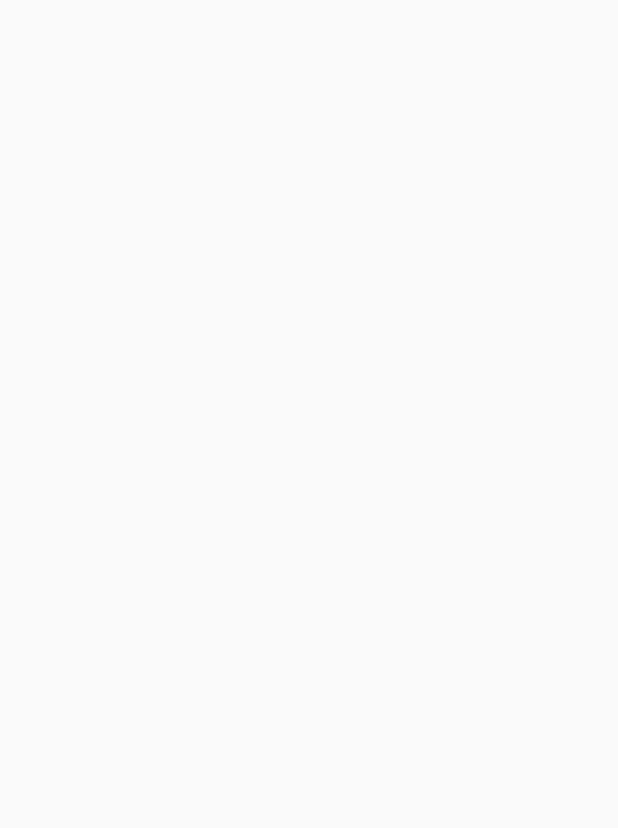
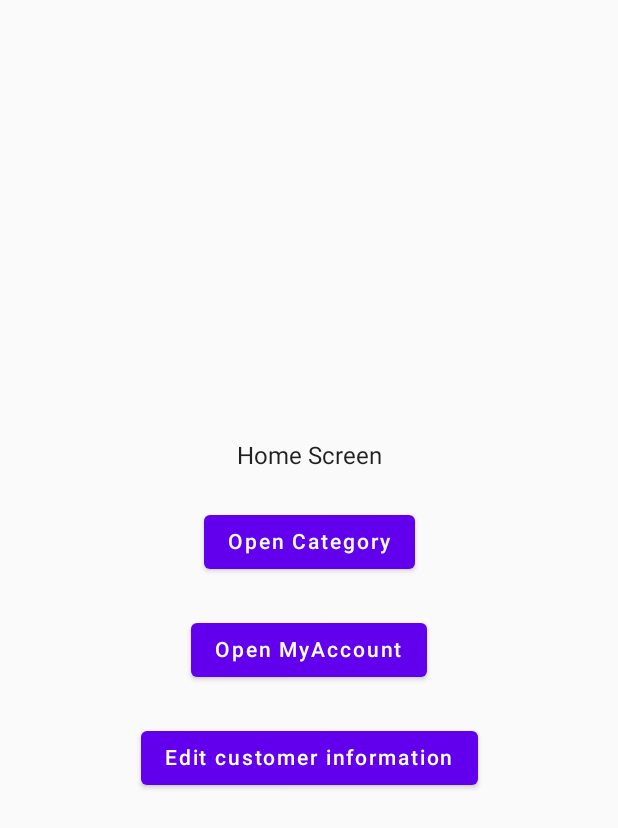
Before and after one commit to frank-nhatvm/jetpack-compose-youtube, an Android app built with Jetpack Compose: the screen it shows after launch (MainActivity), on a phone screen of 412 x 824 dp. Before the commit the part shown is empty. Shown: the top 828 px of the screen. Run offline under Robolectric (Android 15) with nearby library versions, the phone set to English and light mode, and no system bars.

Commit message:
add navigation

```diff
--- a/app/src/main/java/com/frank/jetpackcomposeyoutube/MainActivity.kt
+++ b/app/src/main/java/com/frank/jetpackcomposeyoutube/MainActivity.kt
@@ -38,5 +38,90 @@ class MainActivity : ComponentActivity() {
 
 @Composable
 fun MainApp() {
+    val navController = rememberNavController()
+    JetpackComposeYoutubeTheme {
+        NavHost(navController = navController, startDestination = "home") {
 
+            composable(route = "home") {
+                HomeScreen(
+                    openCategoryAction = {
+                        navController.navigate("category")
+                    },
+                    openMyAccountScreen = {
+                        navController.navigate("myAccount")
+                    },
+                    editCustomerInfo = {
+                        navController.navigate("customer")
+                    }
+                )
+            }
+
+            composable(route = "category") {
+                CategoryScreen() { productId ->
+                    navController.navigate("product/$productId")
+                }
+            }
+
+            // route
+            // NamedNavArgument : a quick way to create new one is using navArgument
+            composable(route = "product/{productId}", arguments = listOf(navArgument("productId") {
+                type = NavType.StringType
+            })) { backStackEntry ->
+                val productId = backStackEntry.arguments?.getString("productId")
+                requireNotNull(productId)
+                ProductDetailScreen(productId = productId){
+                        cartId,customerId->
+                    navController.navigate("checkout/$cartId/$customerId")
+                }
+            }
+
+            navigation(startDestination = "myAccount", route = "customer") {
+                composable(route = "myAccount") {
+                    MyAccountScreen(
+                        navController = navController,
+                        openAddressScreen = { addressId ->
+                            val route =
+                                if (addressId != null) "addressDetail?addressId=$addressId" else "addressDetail"
+                            navController.navigate(route)
+                        })
+                }
+
+                composable(
+                    route = "addressDetail?addressId={addressId}",
+                    arguments = listOf(navArgument("addressId") {
+                        nullable = true
+                    })
+                ) { backStackEntry ->
+                    val addressId = backStackEntry.arguments?.getString("addressId")
+                    AddressDetailScreen(addressId = addressId) {
+                        navController.previousBackStackEntry
+                            ?.savedStateHandle
+                            ?.set("new_address_id", it)
+                        navController.popBackStack()
+                    }
+                }
+
+                composable(route = "customerInfo") {
+                    CustomerInfoScreen() {
+                        navController.popBackStack()
+                    }
+                }
+
+            }
+
+            composable(
+                route = "checkout/{cartId}/{customerId}",
+                arguments = listOf(
+                    navArgument("cartId") { type = NavType.StringType },
+                    navArgument("customerId") { type = NavType.StringType })
+            ) {backStackEntry ->
+                val cartId = backStackEntry.arguments?.getString("cartId")
+                val customerId = backStackEntry.arguments?.getString("customerId")
+                requireNotNull(cartId)
+                requireNotNull(customerId)
+                CheckoutScreen(cartId = cartId, customerId = customerId)
+            }
+
+        }
+    }
 }
```
Also changed, not shown: app/src/main/java/com/frank/jetpackcomposeyoutube/ui/customer/MyAccountScreen.kt (+6 -6 lines).
